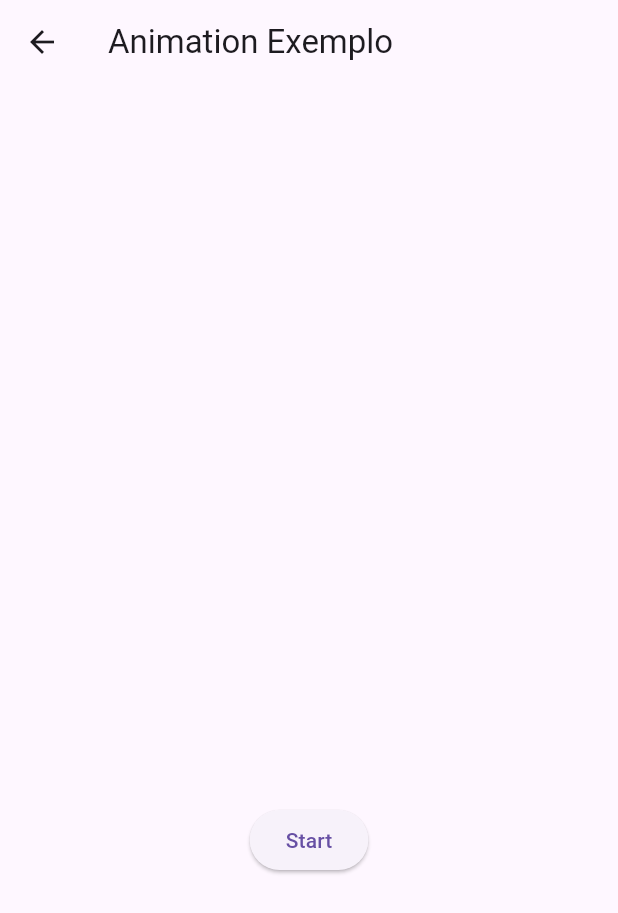
After one commit to rafaelmeteoro/introducao-flutter-gdg, a Flutter app: the screen it shows after launch, after a tap on "Animation", on a phone screen of 412 x 824 dp. The commit adds this screen. Shown: the top 913 px of the screen. Run offline on Flutter 3.47's test engine with Material 3 defaults, Android fonts, the light colour scheme and no system bars.

Commit message:
Adicionado tela para exemplo de animation

```diff
--- /dev/null
+++ b/lib/src/animation/animation_page.dart
@@ -0,0 +1,35 @@
+import 'package:flutter/material.dart';
+
+class AnimationPage extends StatefulWidget {
+  const AnimationPage({super.key});
+
+  @override
+  State<AnimationPage> createState() => _AnimationPageState();
+}
+
+class _AnimationPageState extends State<AnimationPage> {
+  // AnimatedContainer
+  // AnimatedOpacity
+
+  @override
+  Widget build(BuildContext context) {
+    return Scaffold(
+      appBar: AppBar(
+        title: const Text('Animation Exemplo'),
+      ),
+      body: Center(
+        child: Column(
+          children: [
+            const Spacer(),
+            const Spacer(),
+            ElevatedButton(
+              onPressed: () {},
+              child: const Text('Start'),
+            ),
+            const Spacer(),
+          ],
+        ),
+      ),
+    );
+  }
+}
--- a/lib/src/home_page.dart
+++ b/lib/src/home_page.dart
@@ -1,4 +1,5 @@
 import 'package:flutter/material.dart';
+import 'package:introducao_flutter_gdg/src/animation/animation_page.dart';
 import 'package:introducao_flutter_gdg/src/stateful/stateful_page.dart';
 import 'package:introducao_flutter_gdg/src/column/column_page.dart';
 import 'package:introducao_flutter_gdg/src/list/list_page.dart';
@@ -74,6 +75,17 @@ class HomePage extends StatelessWidget {
               },
               child: const Text('Stateful'),
             ),
+            ElevatedButton(
+              onPressed: () {
+                Navigator.push(
+                  context,
+                  MaterialPageRoute(
+                    builder: (context) => const AnimationPage(),
+                  ),
+                );
+              },
+              child: const Text('Animation'),
+            ),
           ],
         ),
       ),
```
